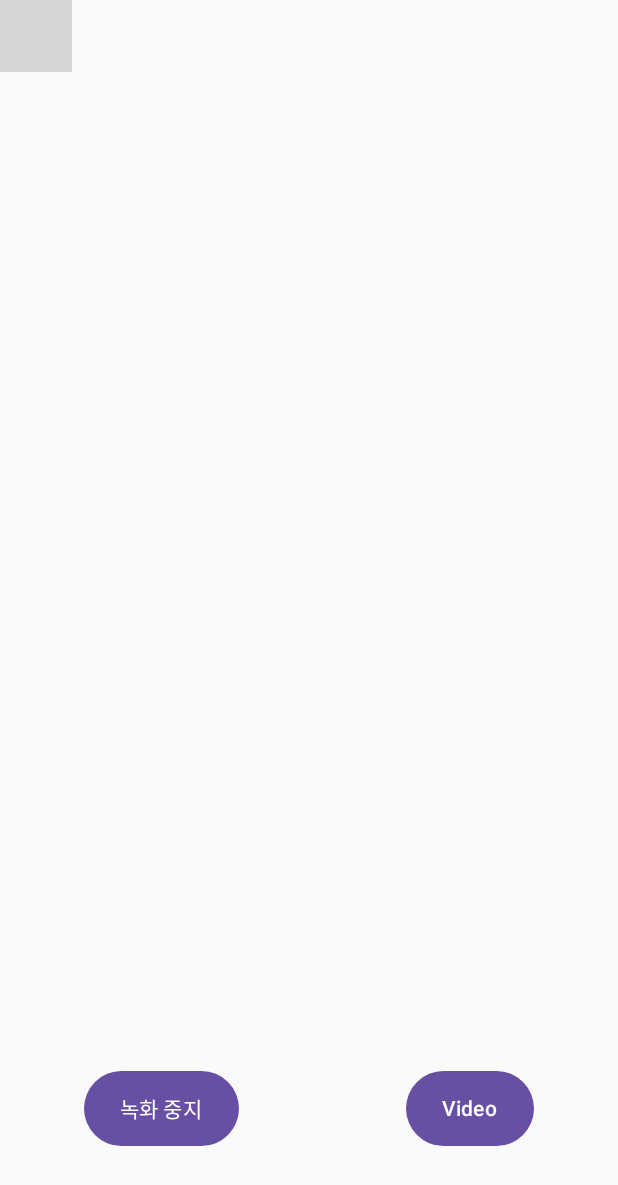
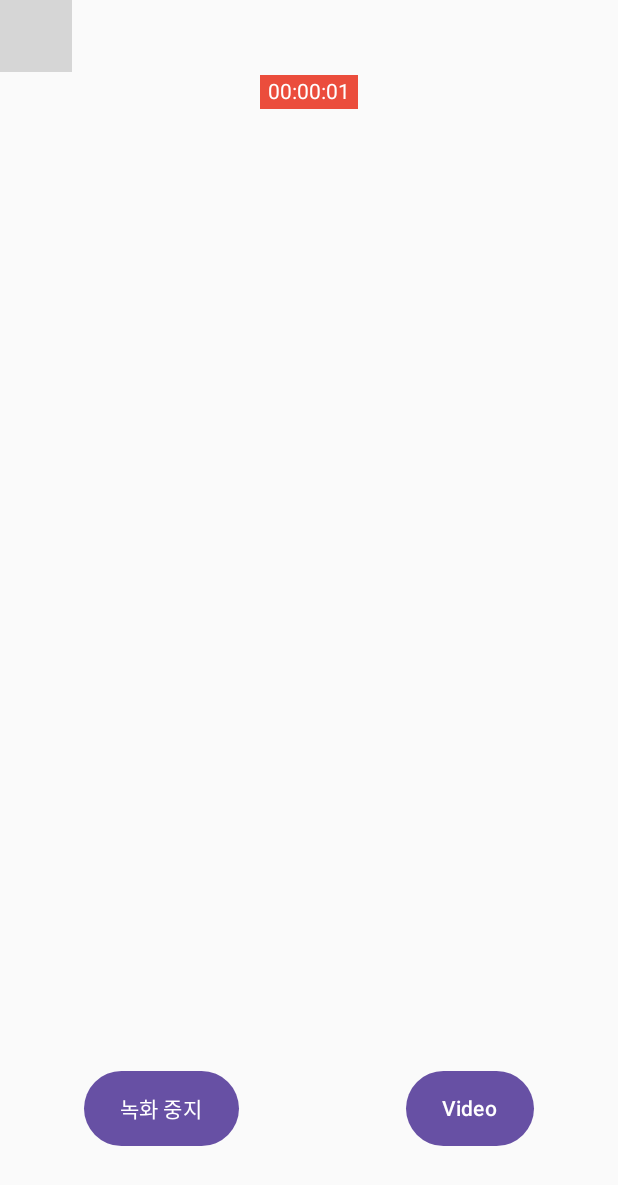
Before and after one commit to lmy6268/compose_video_recorder, an Android app built with Jetpack Compose: the screen it shows after launch (MainActivity), after a tap on "녹화 시작", on a phone screen of 412 x 824 dp. Shown: the top 1185 px of the screen. Run offline under Robolectric (Android 15) with nearby library versions, the phone set to English and light mode, and no system bars; our stand-ins replace Dagger/Hilt's generated code, Timber; libraries missing offline, so code that uses them is left out: androidx.camera.core, androidx.camera.lifecycle, androidx.camera.video, com.arthenica.ffmpegkit, jp.co.cyberagent; 8 statements that could not run were skipped; 2 other taps on this screen came first; grey boxes are pictures that could not be loaded.

```diff
--- a/app/build.gradle.kts
+++ b/app/build.gradle.kts
@@ -77,5 +77,6 @@ dependencies {
     implementation(libs.androidx.hilt.navigation.compose)
     //data
 
+    implementation(libs.ffmpeg)
 
 }
--- a/app/src/main/java/com/example/video_recorder_test/data/CameraRepositoryImpl.kt
+++ b/app/src/main/java/com/example/video_recorder_test/data/CameraRepositoryImpl.kt
@@ -1,11 +1,13 @@
 package com.example.video_recorder_test.data
 
 import android.annotation.SuppressLint
+import android.content.ContentValues
 import android.content.Context
 import android.graphics.Bitmap
 import android.graphics.Matrix
 import android.graphics.Rect
 import android.os.Build
+import android.provider.MediaStore
 import android.util.DisplayMetrics
 import android.util.Rational
 import android.util.Size
@@ -22,12 +24,17 @@ import androidx.camera.core.resolutionselector.ResolutionSelector
 import androidx.camera.core.resolutionselector.ResolutionStrategy
 import androidx.camera.lifecycle.ProcessCameraProvider
 import androidx.camera.video.FallbackStrategy
+import androidx.camera.video.MediaStoreOutputOptions
 import androidx.camera.video.Quality
 import androidx.camera.video.QualitySelector
 import androidx.camera.video.Recorder
+import androidx.camera.video.Recording
 import androidx.camera.video.VideoCapture
+import androidx.camera.video.VideoRecordEvent
 import androidx.core.content.ContextCompat
+import androidx.core.util.Consumer
 import androidx.lifecycle.LifecycleOwner
+import com.arthenica.ffmpegkit.FFmpegKit
 import com.example.video_recorder_test.domain.CameraRepository
 import com.example.video_recorder_test.model.CaptureImageInfo
 import com.example.video_recorder_test.model.ImageFrame
@@ -39,6 +46,8 @@ import kotlinx.coroutines.flow.callbackFlow
 import kotlinx.coroutines.suspendCancellableCoroutine
 import kotlinx.coroutines.withContext
 import timber.log.Timber
+import java.text.SimpleDateFormat
+import java.util.Locale
 import javax.inject.Inject
 import kotlin.coroutines.resume
 import kotlin.coroutines.resumeWithException
@@ -50,6 +59,9 @@ class CameraRepositoryImpl @Inject constructor(
     companion object {
         const val TAG = "CameraRepositoryImpl"
     }
+
+
+    private var videoRecording: Recording? = null
 
     private val displayRational by lazy {
         val windowManager = (context.getSystemService(Context.WINDOW_SERVICE) as WindowManager)
@@ -241,9 +253,42 @@ class CameraRepositoryImpl @Inject constructor(
         )
     }
 
-    private fun calculateAspectRatio(): Rational {
-        //지정된 화면 비율에 맞추어 크롭할 수 있도록
-        return displayRational
+    @SuppressLint("MissingPermission")
+    override fun startRecording() {
+        val fileName = "CameraX-recording-" +
+                SimpleDateFormat("yyyy-mm-dd", Locale.US)
+        val contentValues = ContentValues().apply {
+            put(MediaStore.Video.Media.DISPLAY_NAME, fileName)
+            put(MediaStore.MediaColumns.MIME_TYPE, "video/mp4")
+        }
+
+        val mediaStoreOutput = MediaStoreOutputOptions.Builder(
+            context.contentResolver,
+            if (Build.VERSION.SDK_INT >= Build.VERSION_CODES.Q) {
+                MediaStore.Video.Media.getContentUri(
+                    MediaStore.VOLUME_EXTERNAL
+                )
+            } else {
+                MediaStore.Video.Media.EXTERNAL_CONTENT_URI
+            }
+        ).setContentValues(contentValues).build()
+
+
+        FFmpegKit.executeAsync("") {
+
+        }
+
+
+        videoRecording =
+            videoCapture.output.prepareRecording(context, mediaStoreOutput).withAudioEnabled()
+                .start(cameraExecutor) {
+                    Timber.tag("Video Capture Status").d("${it.recordingStats}")
+                }
+    }
+
+
+    override fun stopRecording() {
+        videoRecording?.stop()
     }
 
 
--- a/app/src/main/java/com/example/video_recorder_test/domain/CameraRepository.kt
+++ b/app/src/main/java/com/example/video_recorder_test/domain/CameraRepository.kt
@@ -13,4 +13,7 @@ interface CameraRepository {
 
   suspend  fun changeMode(cameraMode: String): Flow<ImageFrame>
     suspend fun takeCapture(): ImageFrame
+
+    fun startRecording()
+    fun stopRecording()
 }
--- a/app/src/main/java/com/example/video_recorder_test/ui/MainViewModel.kt
+++ b/app/src/main/java/com/example/video_recorder_test/ui/MainViewModel.kt
@@ -47,6 +47,10 @@ class MainViewModel @Inject constructor(
 
 
     fun startRecording(){
+        repository.startRecording()
+    }
 
+    fun stopRecording(){
+        repository.stopRecording()
     }
 }
--- a/app/src/main/java/com/example/video_recorder_test/ui/ViewFinder.kt
+++ b/app/src/main/java/com/example/video_recorder_test/ui/ViewFinder.kt
@@ -1,5 +1,6 @@
 package com.example.video_recorder_test.ui
 
+import android.graphics.BitmapFactory
 import android.opengl.GLSurfaceView
 import android.view.OrientationEventListener
 import android.view.ViewGroup
@@ -15,28 +16,38 @@ import androidx.compose.foundation.layout.fillMaxWidth
 import androidx.compose.foundation.layout.height
 import androidx.compose.foundation.layout.padding
 import androidx.compose.foundation.layout.size
+import androidx.compose.foundation.shape.RoundedCornerShape
 import androidx.compose.material3.Button
 import androidx.compose.material3.Text
 import androidx.compose.runtime.Composable
 import androidx.compose.runtime.LaunchedEffect
 import androidx.compose.runtime.collectAsState
+import androidx.compose.runtime.derivedStateOf
 import androidx.compose.runtime.getValue
+import androidx.compose.runtime.mutableLongStateOf
 import androidx.compose.runtime.mutableStateOf
 import androidx.compose.runtime.remember
 import androidx.compose.runtime.setValue
 import androidx.compose.ui.Alignment
 import androidx.compose.ui.Modifier
+import androidx.compose.ui.draw.clip
 import androidx.compose.ui.graphics.Color
 import androidx.compose.ui.graphics.asImageBitmap
 import androidx.compose.ui.platform.LocalContext
 import androidx.compose.ui.platform.LocalLifecycleOwner
+import androidx.compose.ui.text.TextStyle
 import androidx.compose.ui.unit.dp
 import androidx.compose.ui.viewinterop.AndroidView
+import androidx.compose.ui.zIndex
 import androidx.hilt.navigation.compose.hiltViewModel
+import com.example.video_recorder_test.R
 import jp.co.cyberagent.android.gpuimage.GPUImageView
 import jp.co.cyberagent.android.gpuimage.GPUImageView.RENDERMODE_WHEN_DIRTY
+import jp.co.cyberagent.android.gpuimage.filter.GPUImageLookupFilter
 import kotlinx.coroutines.channels.awaitClose
+import kotlinx.coroutines.delay
 import kotlinx.coroutines.flow.callbackFlow
+import java.util.Locale
 
 @Composable
 fun CameraViewFinder(
@@ -92,7 +103,8 @@ fun CameraViewFinder(
     }
 
     LaunchedEffect(isRecording) {
-
+        if (isRecording) viewModel.startRecording()
+        else viewModel.stopRecording()
 
     }
     LaunchedEffect(currentMode) {
@@ -111,10 +123,26 @@ fun CameraViewFinder(
         }
         else {
             Box(modifier = modifier.fillMaxSize()) {
+
+                if (isRecording) RecordTimeIndicator(
+                    Modifier
+                        .align(Alignment.TopCenter)
+                        .padding(top = 50.dp)
+                        .zIndex(1f)
+                )
+
+
+
                 AndroidView(
                     factory = {
                         GPUImageView(it).apply {
                             setRenderMode(RENDERMODE_WHEN_DIRTY)
+                            filter = GPUImageLookupFilter().apply {
+                                bitmap = BitmapFactory.decodeResource(
+                                    context.resources,
+                                    R.drawable.filter_1
+                                )
+                            }
                             layoutParams = ViewGroup.LayoutParams(
                                 ViewGroup.LayoutParams.WRAP_CONTENT,
                                 ViewGroup.LayoutParams.WRAP_CONTENT
@@ -166,3 +194,46 @@ fun CameraViewFinder(
         }
     }
 }
+
+@Composable
+fun RecordTimeIndicator(
+    modifier: Modifier = Modifier,
+) {
+    val textStyle = remember {
+        TextStyle(
+            color = Color.White
+        )
+    }
+    var elapsedTime by remember { mutableLongStateOf(0L) }
+    // 포맷된 시간 문자열
+    val timeText by remember {
+        derivedStateOf {
+            val hours = (elapsedTime / 3600000) % 24 // 시 계산
+            val minutes = (elapsedTime / 60000) % 60 // 분 계산
+            val seconds = (elapsedTime / 1000) % 60 // 초 계산
+
+            // 두 자리로 표시
+            String.format(Locale.getDefault(), "%02d:%02d:%02d", hours, minutes, seconds)
+        }
+    }
+    LaunchedEffect(Unit) {
+        while (true) {
+            delay(1000L)
+            elapsedTime += 1000L // 1초씩 더해줌
+        }
+    }
+
+    val backgroundRed = Color(0xFFeb4d3c)
+
+    Box(
+        modifier = modifier
+            .background(backgroundRed)
+            .clip(RoundedCornerShape(9.dp)),
+    ) {
+        Text(
+            modifier = Modifier.padding(vertical = 3.dp, horizontal = 5.dp),
+            text = timeText,
+            style = textStyle
+        )
+    }
+}
--- a/gradle/libs.versions.toml
+++ b/gradle/libs.versions.toml
@@ -14,6 +14,7 @@ ksp = "1.9.0-1.0.12"
 gpuImage = "2.1.0"
 timber = "5.0.1"
 hiltNavigation = "1.2.0"
+ffmpeg = "6.0-2"
 
 [libraries]
 androidx-core-ktx = { group = "androidx.core", name = "core-ktx", version.ref = "coreKtx" }
@@ -45,6 +46,8 @@ gpuImage = { group = "jp.co.cyberagent.android", name = "gpuimage", version.ref
 timber = { module = "com.jakewharton.timber:timber", version.ref = "timber" }
 androidx-hilt-navigation-compose = { group = "androidx.hilt", name = "hilt-navigation-compose", version.ref = "hiltNavigation" }
 
+ffmpeg = { module = "com.arthenica:ffmpeg-kit-full", version.ref = "ffmpeg" }
+
 [plugins]
 android-application = { id = "com.android.application", version.ref = "agp" }
 jetbrains-kotlin-android = { id = "org.jetbrains.kotlin.android", version.ref = "kotlin" }
```
Also changed, not shown: app/src/main/res/drawable/filter_1.png (added).
